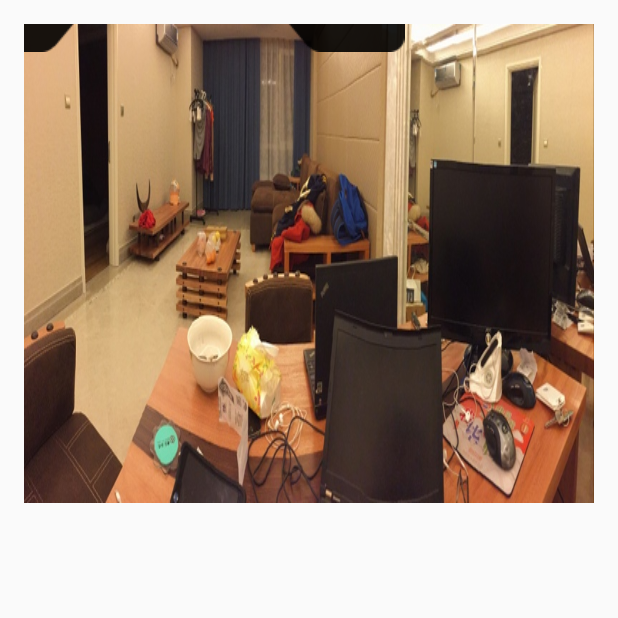
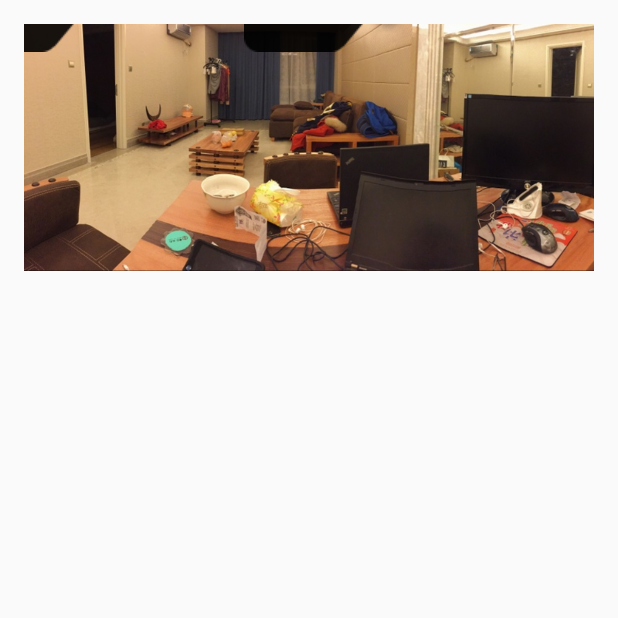
Before and after one commit to bpig/DrawerDog, an Android app: the LabelActivity screen opened directly, with no data from a screen before it, on a phone screen of 412 x 824 dp, the top half of it. Run offline under Robolectric (Android 15) with nearby library versions, the light colour scheme and no system bars.

Commit message:
resize Drawable dynamically

```diff
--- a/app/src/main/java/bpig/drawerdog/LabelActivity.java
+++ b/app/src/main/java/bpig/drawerdog/LabelActivity.java
@@ -2,6 +2,7 @@ package bpig.drawerdog;
 
 import android.app.ActionBar;
 import android.content.Intent;
+import android.graphics.drawable.Drawable;
 import android.net.Uri;
 import android.os.Bundle;
 import android.support.v7.app.AppCompatActivity;
@@ -9,11 +10,14 @@ import android.util.Log;
 import android.view.Menu;
 import android.view.MenuItem;
 import android.widget.ImageView;
+import android.widget.LinearLayout;
+import android.widget.RelativeLayout;
 
 import java.util.ArrayList;
 import java.util.List;
 
 import bpig.drawerdog.dao.ImageTagItem;
+import bpig.drawerdog.utils.ImageUtils;
 import bpig.drawerdog.views.TaggedImageView;
 
 public class LabelActivity extends AppCompatActivity {
@@ -53,7 +57,17 @@ public class LabelActivity extends AppCompatActivity {
         List<ImageTagItem> taggedItems = new ArrayList<>();
         taggedItems.add(new ImageTagItem(300, 400, "subway"));
         taggedItems.add(new ImageTagItem(20, 300, "coding"));
-        taggedImageView.setImageAndTags(R.drawable.home, taggedItems);
+
+        int toWidth = getWindowManager().getDefaultDisplay().getWidth();
+        int toHeight = getWindowManager().getDefaultDisplay().getHeight();
+        Drawable resizedDrawable = ImageUtils.resizeDrawable(this, R.drawable.home, toWidth, toHeight);
+
+        float density = getResources().getDisplayMetrics().density;
+        LinearLayout.LayoutParams params = new LinearLayout.LayoutParams(
+                (int)(resizedDrawable.getIntrinsicWidth() * density),
+                (int)(resizedDrawable.getIntrinsicHeight() * density));
+        taggedImageView.setLayoutParams(params);
+        taggedImageView.setImageAndTags(resizedDrawable, taggedItems);
     }
 
     @Override
--- /dev/null
+++ b/app/src/main/java/bpig/drawerdog/utils/ImageUtils.java
@@ -0,0 +1,26 @@
+package bpig.drawerdog.utils;
+
+import android.content.Context;
+import android.graphics.Bitmap;
+import android.graphics.BitmapFactory;
+import android.graphics.Canvas;
+import android.graphics.Matrix;
+import android.graphics.PixelFormat;
+import android.graphics.drawable.BitmapDrawable;
+import android.graphics.drawable.Drawable;
+import android.util.Log;
+
+public class ImageUtils {
+    public static Drawable resizeDrawable(Context context, int resid, int w, int h) {
+        Bitmap bitmap = BitmapFactory.decodeResource(context.getResources(), resid);
+        int width = bitmap.getWidth();
+        int height = bitmap.getHeight();
+        float scaleWidth = (float)w / width;
+        float scaleHeight = (float)h / height;
+        float scaleMin = (scaleWidth < scaleHeight) ? scaleWidth : scaleHeight;
+        Matrix matrix = new Matrix();
+        matrix.postScale(scaleMin, scaleMin);
+        Bitmap resized = Bitmap.createBitmap(bitmap, 0, 0, width, height, matrix, true);
+        return new BitmapDrawable(resized);
+    }
+}
--- a/app/src/main/res/layout/activity_label.xml
+++ b/app/src/main/res/layout/activity_label.xml
@@ -32,7 +32,7 @@
     -->
     <bpig.drawerdog.views.TaggedImageView
         android:id="@+id/tagged_image_view"
-        android:layout_width="wrap_content"
-        android:layout_height="wrap_content">
+        android:layout_width="match_parent"
+        android:layout_height="match_parent">
     </bpig.drawerdog.views.TaggedImageView>
 </LinearLayout>
--- a/app/src/main/res/layout/layout_imgtagview.xml
+++ b/app/src/main/res/layout/layout_imgtagview.xml
@@ -1,8 +1,10 @@
 <?xml version="1.0" encoding="utf-8"?>
+<!--
 <LinearLayout xmlns:android="http://schemas.android.com/apk/res/android"
     android:layout_width="wrap_content" android:layout_height="wrap_content"
     android:layout_gravity="center_vertical" android:orientation="horizontal">
-    <RelativeLayout
+    -->
+    <RelativeLayout xmlns:android="http://schemas.android.com/apk/res/android"
         android:id="@+id/id_imgtagview"
         android:layout_width="wrap_content"
         android:layout_height="wrap_content"
@@ -33,4 +35,6 @@
             android:textSize="12sp"
             android:visibility="gone"/>
     </RelativeLayout>
+<!--
 </LinearLayout>
+-->
```
